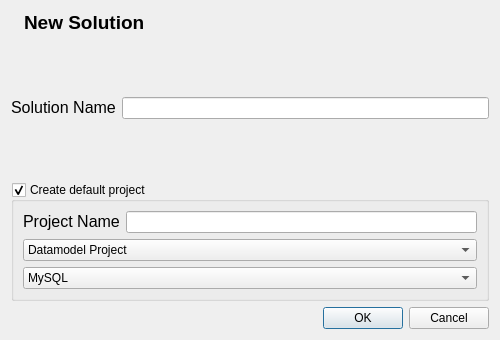
Above: newprojectdialog.ui from fritzone/ddm before the change. Below: the same form after it.
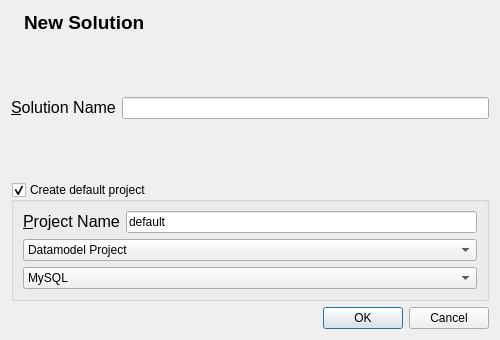
That is the form after the change. Icons and pictures are not drawn.

```diff
--- a/newprojectdialog.ui
+++ b/newprojectdialog.ui
@@ -78,11 +78,14 @@
         <string>&lt;!DOCTYPE HTML PUBLIC &quot;-//W3C//DTD HTML 4.0//EN&quot; &quot;http://www.w3.org/TR/REC-html40/strict.dtd&quot;&gt;
 &lt;html&gt;&lt;head&gt;&lt;meta name=&quot;qrichtext&quot; content=&quot;1&quot; /&gt;&lt;style type=&quot;text/css&quot;&gt;
 p, li { white-space: pre-wrap; }
-&lt;/style&gt;&lt;/head&gt;&lt;body style=&quot; font-family:'Sans'; font-size:10pt; font-weight:400; font-style:normal;&quot;&gt;
+&lt;/style&gt;&lt;/head&gt;&lt;body style=&quot; font-family:'MS Shell Dlg 2'; font-size:7.8pt; font-weight:400; font-style:normal;&quot;&gt;
 &lt;table border=&quot;0&quot; style=&quot;-qt-table-type: root; margin-top:4px; margin-bottom:4px; margin-left:4px; margin-right:4px;&quot;&gt;
 &lt;tr&gt;
 &lt;td style=&quot;border: none;&quot;&gt;
-&lt;p style=&quot; margin-top:0px; margin-bottom:0px; margin-left:0px; margin-right:0px; -qt-block-indent:0; text-indent:0px;&quot;&gt;&lt;span style=&quot; font-family:'MS Shell Dlg 2'; font-size:12pt;&quot;&gt;Solution Name&lt;/span&gt;&lt;/p&gt;&lt;/td&gt;&lt;/tr&gt;&lt;/table&gt;&lt;/body&gt;&lt;/html&gt;</string>
+&lt;p style=&quot; margin-top:0px; margin-bottom:0px; margin-left:0px; margin-right:0px; -qt-block-indent:0; text-indent:0px;&quot;&gt;&lt;span style=&quot; font-size:12pt;&quot;&gt;&amp;amp;Solution Name&lt;/span&gt;&lt;/p&gt;&lt;/td&gt;&lt;/tr&gt;&lt;/table&gt;&lt;/body&gt;&lt;/html&gt;</string>
+       </property>
+       <property name="buddy">
+        <cstring>txtSolutionName</cstring>
        </property>
       </widget>
      </item>
@@ -108,16 +111,23 @@
            <string>&lt;!DOCTYPE HTML PUBLIC &quot;-//W3C//DTD HTML 4.0//EN&quot; &quot;http://www.w3.org/TR/REC-html40/strict.dtd&quot;&gt;
 &lt;html&gt;&lt;head&gt;&lt;meta name=&quot;qrichtext&quot; content=&quot;1&quot; /&gt;&lt;style type=&quot;text/css&quot;&gt;
 p, li { white-space: pre-wrap; }
-&lt;/style&gt;&lt;/head&gt;&lt;body style=&quot; font-family:'Sans'; font-size:10pt; font-weight:400; font-style:normal;&quot;&gt;
+&lt;/style&gt;&lt;/head&gt;&lt;body style=&quot; font-family:'MS Shell Dlg 2'; font-size:7.8pt; font-weight:400; font-style:normal;&quot;&gt;
 &lt;table border=&quot;0&quot; style=&quot;-qt-table-type: root; margin-top:4px; margin-bottom:4px; margin-left:4px; margin-right:4px;&quot;&gt;
 &lt;tr&gt;
 &lt;td style=&quot;border: none;&quot;&gt;
-&lt;p style=&quot; margin-top:0px; margin-bottom:0px; margin-left:0px; margin-right:0px; -qt-block-indent:0; text-indent:0px;&quot;&gt;&lt;span style=&quot; font-family:'MS Shell Dlg 2'; font-size:12pt;&quot;&gt;Project Name&lt;/span&gt;&lt;/p&gt;&lt;/td&gt;&lt;/tr&gt;&lt;/table&gt;&lt;/body&gt;&lt;/html&gt;</string>
+&lt;p style=&quot; margin-top:0px; margin-bottom:0px; margin-left:0px; margin-right:0px; -qt-block-indent:0; text-indent:0px;&quot;&gt;&lt;span style=&quot; font-size:12pt;&quot;&gt;&amp;amp;Project Name&lt;/span&gt;&lt;/p&gt;&lt;/td&gt;&lt;/tr&gt;&lt;/table&gt;&lt;/body&gt;&lt;/html&gt;</string>
+          </property>
+          <property name="buddy">
+           <cstring>txtProjectName</cstring>
           </property>
          </widget>
         </item>
         <item row="0" column="1">
-         <widget class="QLineEdit" name="txtProjectName"/>
+         <widget class="QLineEdit" name="txtProjectName">
+          <property name="text">
+           <string>default</string>
+          </property>
+         </widget>
         </item>
        </layout>
       </item>
```
Left out of the diff: 2 changed lines with no effect on the pictures.
